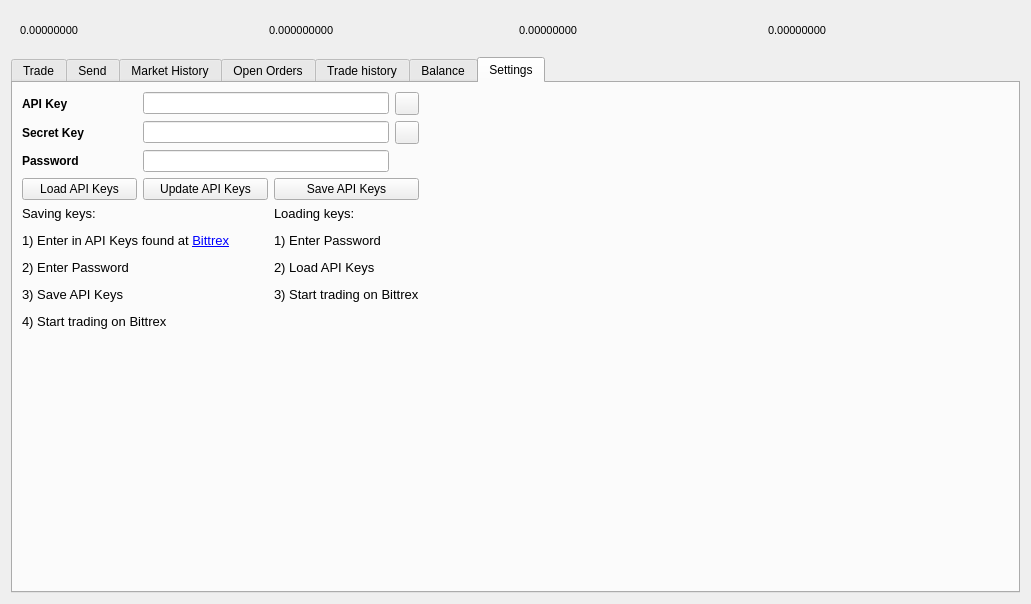
Old version of the form src/qt/forms/tradingdialog.ui in the repository aliothcoin/aliothcoin.
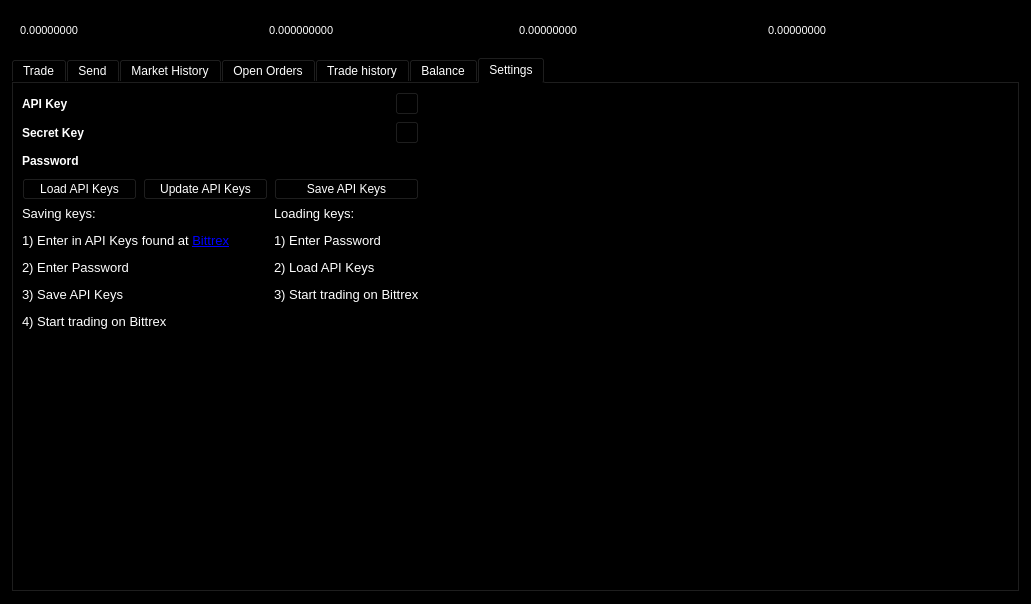
New version of the form. Icons and pictures are not drawn.

What changed in the file:
```diff
--- a/src/qt/forms/tradingdialog.ui
+++ b/src/qt/forms/tradingdialog.ui
@@ -7,9 +7,424 @@
     <x>0</x>
     <y>0</y>
     <width>1031</width>
-    <height>594</height>
+    <height>604</height>
    </rect>
   </property>
+  <property name="palette">
+   <palette>
+    <active>
+     <colorrole role="WindowText">
+      <brush brushstyle="SolidPattern">
+       <color alpha="255">
+        <red>255</red>
+        <green>255</green>
+        <blue>255</blue>
+       </color>
+      </brush>
+     </colorrole>
+     <colorrole role="Button">
+      <brush brushstyle="SolidPattern">
+       <color alpha="255">
+        <red>0</red>
+        <green>0</green>
+        <blue>0</blue>
+       </color>
+      </brush>
+     </colorrole>
+     <colorrole role="Light">
+      <brush brushstyle="SolidPattern">
+       <color alpha="255">
+        <red>0</red>
+        <green>0</green>
+        <blue>0</blue>
+       </color>
+      </brush>
+     </colorrole>
+     <colorrole role="Midlight">
+      <brush brushstyle="SolidPattern">
+       <color alpha="255">
+        <red>0</red>
+        <green>0</green>
+        <blue>0</blue>
+       </color>
+      </brush>
+     </colorrole>
+     <colorrole role="Dark">
+      <brush brushstyle="SolidPattern">
+       <color alpha="255">
+        <red>0</red>
+        <green>0</green>
+        <blue>0</blue>
+       </color>
+      </brush>
+     </colorrole>
+     <colorrole role="Mid">
+      <brush brushstyle="SolidPattern">
+       <color alpha="255">
+        <red>0</red>
+        <green>0</green>
+        <blue>0</blue>
+       </color>
+      </brush>
+     </colorrole>
+     <colorrole role="Text">
+      <brush brushstyle="SolidPattern">
+       <color alpha="255">
+        <red>255</red>
+        <green>255</green>
+        <blue>255</blue>
+       </color>
+      </brush>
+     </colorrole>
+     <colorrole role="BrightText">
+      <brush brushstyle="SolidPattern">
+       <color alpha="255">
+        <red>255</red>
+        <green>255</green>
+        <blue>255</blue>
+       </color>
+      </brush>
+     </colorrole>
+     <colorrole role="ButtonText">
+      <brush brushstyle="SolidPattern">
+       <color alpha="255">
+        <red>255</red>
+        <green>255</green>
+        <blue>255</blue>
+       </color>
+      </brush>
+     </colorrole>
+     <colorrole role="Base">
+      <brush brushstyle="SolidPattern">
+       <color alpha="255">
+        <red>0</red>
+        <green>0</green>
+        <blue>0</blue>
+       </color>
+      </brush>
+     </colorrole>
+     <colorrole role="Window">
+      <brush brushstyle="SolidPattern">
+       <color alpha="255">
+        <red>0</red>
+        <green>0</green>
+        <blue>0</blue>
+       </color>
+      </brush>
+     </colorrole>
+     <colorrole role="Shadow">
+      <brush brushstyle="SolidPattern">
+       <color alpha="255">
+        <red>0</red>
+        <green>0</green>
+        <blue>0</blue>
+       </color>
+      </brush>
+     </colorrole>
+     <colorrole role="AlternateBase">
+      <brush brushstyle="SolidPattern">
+       <color alpha="255">
+        <red>0</red>
+        <green>0</green>
+        <blue>0</blue>
+       </color>
+      </brush>
+     </colorrole>
+     <colorrole role="ToolTipBase">
+      <brush brushstyle="SolidPattern">
+       <color alpha="255">
+        <red>255</red>
+        <green>255</green>
+        <blue>220</blue>
+       </color>
+      </brush>
+     </colorrole>
+     <colorrole role="ToolTipText">
+      <brush brushstyle="SolidPattern">
+       <color alpha="255">
+        <red>0</red>
+        <green>0</green>
+        <blue>0</blue>
+       </color>
+      </brush>
+     </colorrole>
+    </active>
+    <inactive>
+     <colorrole role="WindowText">
+      <brush brushstyle="SolidPattern">
+       <color alpha="255">
+        <red>255</red>
+        <green>255</green>
+        <blue>255</blue>
+       </color>
+      </brush>
+     </colorrole>
+     <colorrole role="Button">
+      <brush brushstyle="SolidPattern">
+       <color alpha="255">
+        <red>0</red>
+        <green>0</green>
+        <blue>0</blue>
+       </color>
+      </brush>
+     </colorrole>
+     <colorrole role="Light">
+      <brush brushstyle="SolidPattern">
+       <color alpha="255">
+        <red>0</red>
+        <green>0</green>
+        <blue>0</blue>
+       </color>
+      </brush>
+     </colorrole>
+     <colorrole role="Midlight">
+      <brush brushstyle="SolidPattern">
+       <color alpha="255">
+        <red>0</red>
+        <green>0</green>
+        <blue>0</blue>
+       </color>
+      </brush>
+     </colorrole>
+     <colorrole role="Dark">
+      <brush brushstyle="SolidPattern">
+       <color alpha="255">
+        <red>0</red>
+        <green>0</green>
+        <blue>0</blue>
+       </color>
+      </brush>
+     </colorrole>
+     <colorrole role="Mid">
+      <brush brushstyle="SolidPattern">
+       <color alpha="255">
+        <red>0</red>
+        <green>0</green>
+        <blue>0</blue>
+       </color>
+      </brush>
+     </colorrole>
+     <colorrole role="Text">
+      <brush brushstyle="SolidPattern">
+       <color alpha="255">
+        <red>255</red>
+        <green>255</green>
+        <blue>255</blue>
+       </color>
+      </brush>
+     </colorrole>
+     <colorrole role="BrightText">
+      <brush brushstyle="SolidPattern">
+       <color alpha="255">
+        <red>255</red>
+        <green>255</green>
+        <blue>255</blue>
+       </color>
+      </brush>
+     </colorrole>
+     <colorrole role="ButtonText">
+      <brush brushstyle="SolidPattern">
+       <color alpha="255">
+        <red>255</red>
+        <green>255</green>
+        <blue>255</blue>
+       </color>
+      </brush>
+     </colorrole>
+     <colorrole role="Base">
+      <brush brushstyle="SolidPattern">
+       <color alpha="255">
+        <red>0</red>
+        <green>0</green>
+        <blue>0</blue>
+       </color>
+      </brush>
+     </colorrole>
+     <colorrole role="Window">
+      <brush brushstyle="SolidPattern">
+       <color alpha="255">
+        <red>0</red>
+        <green>0</green>
+        <blue>0</blue>
+       </color>
+      </brush>
+     </colorrole>
+     <colorrole role="Shadow">
+      <brush brushstyle="SolidPattern">
+       <color alpha="255">
+        <red>0</red>
+        <green>0</green>
+        <blue>0</blue>
+       </color>
+      </brush>
+     </colorrole>
+     <colorrole role="AlternateBase">
+      <brush brushstyle="SolidPattern">
+       <color alpha="255">
+        <red>0</red>
+        <green>0</green>
+        <blue>0</blue>
+       </color>
+      </brush>
+     </colorrole>
+     <colorrole role="ToolTipBase">
+      <brush brushstyle="SolidPattern">
+       <color alpha="255">
+        <red>255</red>
+        <green>255</green>
+        <blue>220</blue>
+       </color>
+      </brush>
+     </colorrole>
+     <colorrole role="ToolTipText">
+      <brush brushstyle="SolidPattern">
+       <color alpha="255">
+        <red>0</red>
+        <green>0</green>
+        <blue>0</blue>
+       </color>
+      </brush>
+     </colorrole>
+    </inactive>
+    <disabled>
+     <colorrole role="WindowText">
+      <brush brushstyle="SolidPattern">
+       <color alpha="255">
+        <red>0</red>
+        <green>0</green>
+        <blue>0</blue>
+       </color>
+      </brush>
+     </colorrole>
+     <colorrole role="Button">
+      <brush brushstyle="SolidPattern">
+       <color alpha="255">
+        <red>0</red>
+        <green>0</green>
+        <blue>0</blue>
+       </color>
+      </brush>
+     </colorrole>
+     <colorrole role="Light">
+      <brush brushstyle="SolidPattern">
+       <color alpha="255">
+        <red>0</red>
+        <green>0</green>
+        <blue>0</blue>
+       </color>
+      </brush>
+     </colorrole>
+     <colorrole role="Midlight">
+      <brush brushstyle="SolidPattern">
+       <color alpha="255">
+        <red>0</red>
+        <green>0</green>
+        <blue>0</blue>
+       </color>
+      </brush>
+     </colorrole>
+     <colorrole role="Dark">
+      <brush brushstyle="SolidPattern">
+       <color alpha="255">
+        <red>0</red>
+        <green>0</green>
+        <blue>0</blue>
+       </color>
+      </brush>
+     </colorrole>
+     <colorrole role="Mid">
+      <brush brushstyle="SolidPattern">
+       <color alpha="255">
+        <red>0</red>
+        <green>0</green>
+        <blue>0</blue>
+       </color>
+      </brush>
+     </colorrole>
+     <colorrole role="Text">
+      <brush brushstyle="SolidPattern">
+       <color alpha="255">
+        <red>0</red>
+        <green>0</green>
+        <blue>0</blue>
+       </color>
+      </brush>
+     </colorrole>
+     <colorrole role="BrightText">
+      <brush brushstyle="SolidPattern">
+       <color alpha="255">
+        <red>255</red>
+        <green>255</green>
+        <blue>255</blue>
+       </color>
+      </brush>
+     </colorrole>
+     <colorrole role="ButtonText">
+      <brush brushstyle="SolidPattern">
+       <color alpha="255">
+        <red>0</red>
+        <green>0</green>
+        <blue>0</blue>
+       </color>
+      </brush>
+     </colorrole>
+     <colorrole role="Base">
+      <brush brushstyle="SolidPattern">
+       <color alpha="255">
+        <red>0</red>
+        <green>0</green>
+        <blue>0</blue>
+       </color>
+      </brush>
+     </colorrole>
+     <colorrole role="Window">
+      <brush brushstyle="SolidPattern">
+       <color alpha="255">
+        <red>0</red>
+        <green>0</green>
+        <blue>0</blue>
+       </color>
+      </brush>
+     </colorrole>
+     <colorrole role="Shadow">
+      <brush brushstyle="SolidPattern">
+       <color alpha="255">
+        <red>0</red>
+        <green>0</green>
+        <blue>0</blue>
+       </color>
+      </brush>
+     </colorrole>
+     <colorrole role="AlternateBase">
+      <brush brushstyle="SolidPattern">
+       <color alpha="255">
+        <red>0</red>
+        <green>0</green>
+        <blue>0</blue>
+       </color>
+      </brush>
+     </colorrole>
+     <colorrole role="ToolTipBase">
+      <brush brushstyle="SolidPattern">
+       <color alpha="255">
+        <red>255</red>
+        <green>255</green>
+        <blue>220</blue>
+       </color>
+      </brush>
+     </colorrole>
+     <colorrole role="ToolTipText">
+      <brush brushstyle="SolidPattern">
+       <color alpha="255">
+        <red>0</red>
+        <green>0</green>
+        <blue>0</blue>
+       </color>
+      </brush>
+     </colorrole>
+    </disabled>
+   </palette>
+  </property>
   <property name="windowTitle">
    <string>Dialog</string>
   </property>
```
